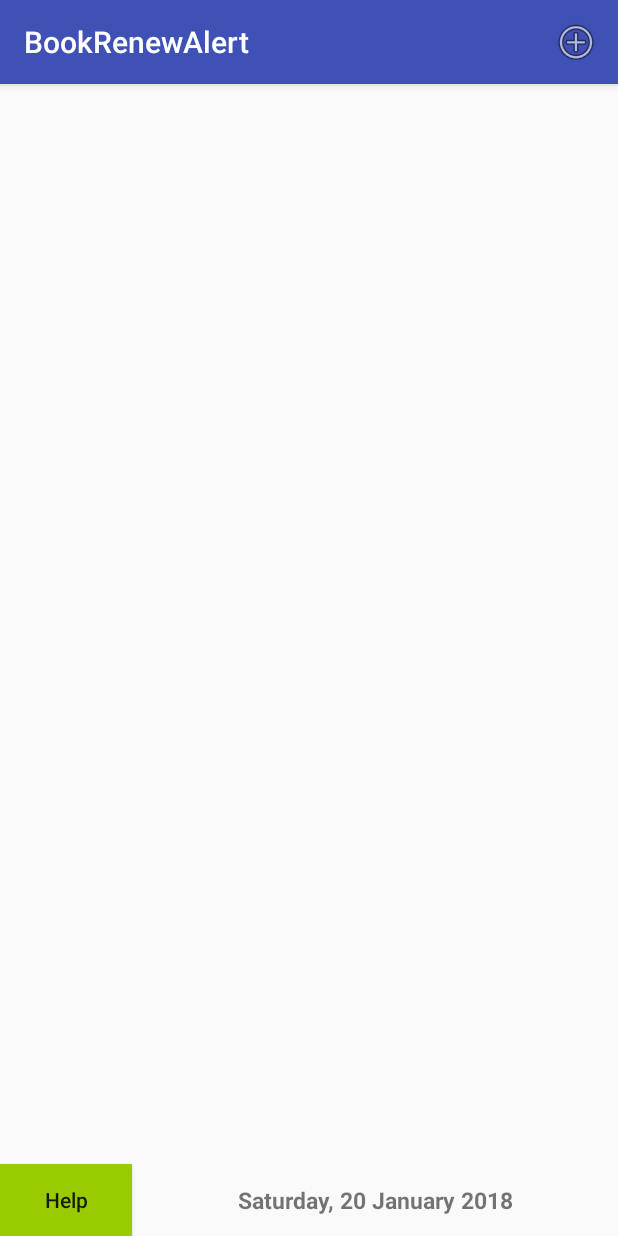
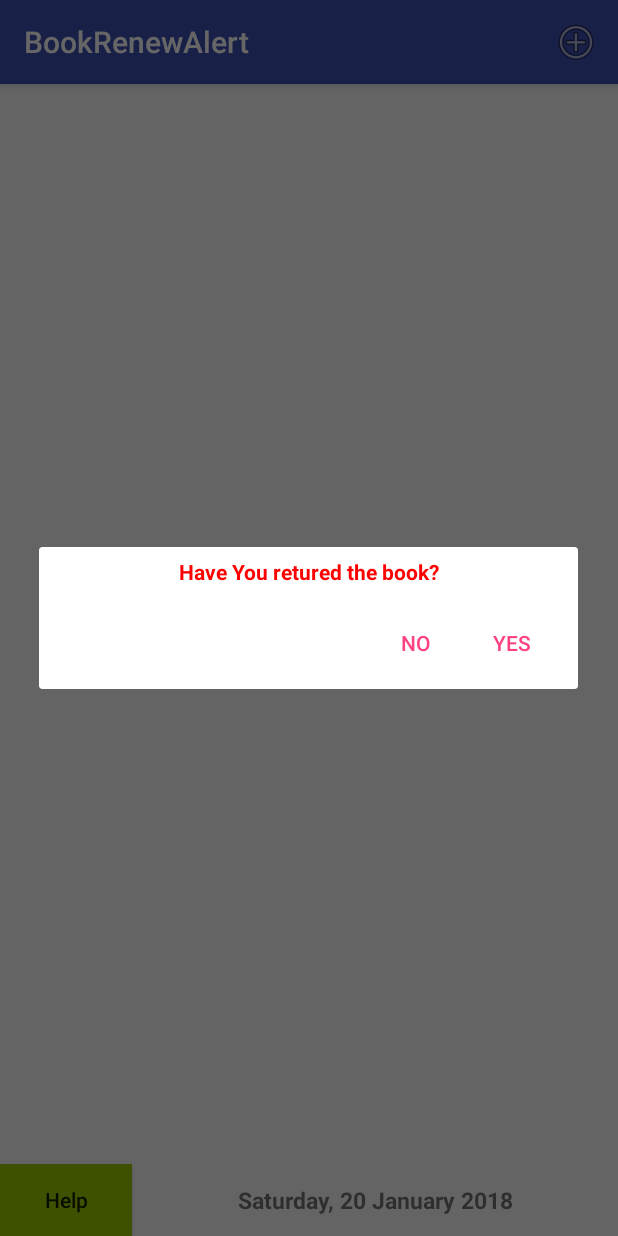
Before and after one commit to imad062/BookRenewAlert, an Android app: the screen it shows after launch (MainActivity), after a tap on "Help", on a phone screen of 412 x 824 dp. Run offline under Robolectric (Android 15) with nearby library versions, the phone set to English and light mode, and no system bars; 1 statement that could not run was skipped.

Commit message:
Bug on item Buttons

```diff
--- a/app/src/main/java/com/example/imad/bookrenewalert/DatabaseHelper.java
+++ b/app/src/main/java/com/example/imad/bookrenewalert/DatabaseHelper.java
@@ -49,9 +49,16 @@ class DatabaseHelper extends SQLiteOpenHelper {
 
     public Cursor getAllData()
     {
+        SQLiteDatabase db = this.getReadableDatabase();
+
+        Cursor data = db.rawQuery(" SELECT * FROM " + databaseTableName, null);
+        return data;
+    }
+
+    public void deleteData(String bookName)
+    {
         SQLiteDatabase db = this.getWritableDatabase();
 
-        Cursor data = db.rawQuery(" GET * FROM " + databaseTableName, null);
-        return data;
+        db.delete(databaseTableName, " name = ? ", new String[]{bookName});
     }
 }
--- a/app/src/main/java/com/example/imad/bookrenewalert/MainActivity.java
+++ b/app/src/main/java/com/example/imad/bookrenewalert/MainActivity.java
@@ -3,6 +3,8 @@ package com.example.imad.bookrenewalert;
 import android.app.AlertDialog;
 import android.app.Dialog;
 import android.content.DialogInterface;
+import android.database.Cursor;
+import android.graphics.Color;
 import android.graphics.Typeface;
 import android.support.v7.app.AppCompatActivity;
 import android.os.Bundle;
@@ -11,27 +13,78 @@ import android.view.Gravity;
 import android.view.Menu;
 import android.view.MenuItem;
 import android.view.View;
+import android.widget.AdapterView;
+import android.widget.ArrayAdapter;
+import android.widget.Button;
 import android.widget.DatePicker;
 import android.widget.EditText;
+import android.widget.ListView;
 import android.widget.TextView;
 import android.widget.Toast;
 
 import java.text.SimpleDateFormat;
+import java.util.ArrayList;
 import java.util.Calendar;
 import java.util.Locale;
 
 public class MainActivity extends AppCompatActivity {
 
     DatabaseHelper database;
+    ArrayAdapter<String> arrayAdapter;
+
+    ListView listView;
+    Button deleteBook, renewBook;
 
     @Override
     protected void onCreate(Bundle savedInstanceState) {
         super.onCreate(savedInstanceState);
         setContentView(R.layout.activity_main);
 
+        database = new DatabaseHelper(this);
+        listView = (ListView) findViewById(R.id.listview);
+
+        //TODO:Bug on onClickListener for delete in ListView item
+        deleteBook = (Button) findViewById(R.id.btn_delete_book);
+        deleteBook.setOnClickListener(new View.OnClickListener() {
+            @Override
+            public void onClick(View v) {
+                Log.d("LetMeDelete", "here");
+                final View view1 = v;
+
+                AlertDialog.Builder builder = new AlertDialog.Builder(getBaseContext());
+
+                TextView textView = new TextView(getApplicationContext());
+                textView.setText("Have You retured the book?");
+                textView.setPadding(10,10,10,10);
+                textView.setGravity(Gravity.CENTER);
+                textView.setTypeface(null, Typeface.BOLD);
+                textView.setTextAlignment(View.TEXT_ALIGNMENT_CENTER);
+                textView.setTextColor(Color.RED);
+
+                builder.setCustomTitle(textView)
+                        .setPositiveButton("Yes", new DialogInterface.OnClickListener() {
+                            @Override
+                            public void onClick(DialogInterface dialog, int which) {
+                                View parent = (View) view1.getParent();
+                                TextView bookname = (TextView) parent.findViewById(R.id.txt_bookname_listview);
+                                String bookName = bookname.getText().toString();
+                                database.deleteData(bookName);
+                                updateListView(database.getAllData());
+                            }
+                        })
+                        .setNegativeButton("No", new DialogInterface.OnClickListener() {
+                            @Override
+                            public void onClick(DialogInterface dialog, int which) {
+
+                            }
+                        }).create().show();
+            }
+        });
+
+
         showCurrentDate();
+        updateListView(database.getAllData());
 
-        database = new DatabaseHelper(this);
     }
 
     @Override
@@ -56,6 +109,7 @@ public class MainActivity extends AppCompatActivity {
         }
     }
 
+    //Add book in the database
     public void clickedOnAddBookMenuItem()
     {
 
@@ -85,6 +139,7 @@ public class MainActivity extends AppCompatActivity {
 
                         Log.d("AlertOnClick", "Bookname = " + bookName + " issueDate = " + issueDate + " renewdate = " + renewDate);
                         database.insertData(bookName, issueDate, renewDate);
+                        updateListView(database.getAllData());
 
                     }
                 })
@@ -110,15 +165,20 @@ public class MainActivity extends AppCompatActivity {
         final AlertDialog alertDialog = alert.create();
         alertDialog.show();
 
+        //Get the textview and datepicker inside the alertdialog
         final TextView currentDateSet = alertDialog.findViewById(R.id.txt_currentDate_alertdialog);
         final DatePicker datePicker = alertDialog.findViewById(R.id.datePicker_alertdialog);
 
+        //get current date to initialize the datepicker
         final Calendar calendar = Calendar.getInstance();
         final int year = calendar.get(Calendar.YEAR);
         final int dmonth = calendar.get(Calendar.DAY_OF_MONTH);
         final int month = calendar.get(Calendar.MONTH);
 
+        //datepicker initializer
         datePicker.init(year, month, dmonth, new DatePicker.OnDateChangedListener() {
+
+            //set the textview on the current set date
             @Override
             public void onDateChanged(DatePicker view, int year, int monthOfYear, int dayOfMonth) {
 
@@ -127,11 +187,10 @@ public class MainActivity extends AppCompatActivity {
 
             }
         });
-
-
     }
 
-    public void clickedOnRenewedBookListviewItem()
+    //click listener for book renewed button
+    public void clickedRenew(View view)
     {
         AlertDialog.Builder builder = new AlertDialog.Builder(this);
 
@@ -158,6 +217,41 @@ public class MainActivity extends AppCompatActivity {
 
     }
 
+    public void clickedDelete(View view)
+    {
+        Log.d("LetMeDelete", "here");
+        final View view1 = view;
+
+        AlertDialog.Builder builder = new AlertDialog.Builder(this);
+
+        TextView textView = new TextView(getApplicationContext());
+        textView.setText("Have You retured the book?");
+        textView.setPadding(10,10,10,10);
+        textView.setGravity(Gravity.CENTER);
+        textView.setTypeface(null, Typeface.BOLD);
+        textView.setTextAlignment(View.TEXT_ALIGNMENT_CENTER);
+        textView.setTextColor(Color.RED);
+
+        builder.setCustomTitle(textView)
+                .setPositiveButton("Yes", new DialogInterface.OnClickListener() {
+                    @Override
+                    public void onClick(DialogInterface dialog, int which) {
+                        View parent = (View) view1.getParent();
+                        TextView bookname = (TextView) parent.findViewById(R.id.txt_bookname_listview);
+                        String bookName = bookname.getText().toString();
+                        database.deleteData(bookName);
+                        updateListView(database.getAllData());
+                    }
+                })
+                .setNegativeButton("No", new DialogInterface.OnClickListener() {
+                    @Override
+                    public void onClick(DialogInterface dialog, int which) {
+
+                    }
+                }).create().show();
+    }
+
+    //gets current date in String form
     public String getCurrentDate()
     {
         int curDate;
@@ -169,6 +263,7 @@ public class MainActivity extends AppCompatActivity {
         curMonth = calendar.get(Calendar.MONTH);
         curYear = calendar.get(Calendar.YEAR);
 
+        //month is 0 indexed in calendar class
         int month = curMonth + 1;
 
         String string = "" + curDate + "-" + month + "-" + curYear;
@@ -178,6 +273,7 @@ public class MainActivity extends AppCompatActivity {
         return string;
     }
 
+    //shows current date with name of day and name of month in mainactivity
     public void showCurrentDate()
     {
         String curDate;
@@ -203,6 +299,7 @@ public class MainActivity extends AppCompatActivity {
         txtShowCurDate.setText(curDate);
     }
 
+    //get name of day from given input number of day
     public String getDayFromInput(int day)
     {
         String nameOfDay = null;
@@ -225,6 +322,7 @@ public class MainActivity extends AppCompatActivity {
         return nameOfDay;
     }
 
+    //get name of month from given number of month
     public String getMonthFromInput(int month)
     {
         String nameOfMonth = null;
@@ -257,4 +355,31 @@ public class MainActivity extends AppCompatActivity {
         return nameOfMonth;
     }
 
+    //updates listview in mainactivity
+    public void updateListView(Cursor data)
+    {
+        ArrayList<String> arrayList = new ArrayList<>();
+
+        while (data.moveToNext())
+        {
+            arrayList.add(data.getString(1));
+        }
+        if(arrayAdapter == null)
+        {
+            arrayAdapter = new ArrayAdapter<String>(getApplicationContext(),R.layout.item_book_name,R.id.txt_bookname_listview, arrayList);
+            listView.setAdapter(arrayAdapter);
+        }
+        else
+        {
+            arrayAdapter.clear();
+            arrayAdapter.addAll();
+            arrayAdapter.notifyDataSetChanged();
+            arrayAdapter = new ArrayAdapter<String>(getApplicationContext(), R.layout.item_book_name, R.id.txt_bookname_listview, arrayList);
+            listView.setAdapter(arrayAdapter);
+        }
+
+        data.close();
+        database.close();
+    }
+
 }
--- a/app/src/main/res/layout/activity_main.xml
+++ b/app/src/main/res/layout/activity_main.xml
@@ -1,11 +1,9 @@
 <?xml version="1.0" encoding="utf-8"?>
 <RelativeLayout
     xmlns:android="http://schemas.android.com/apk/res/android"
-    xmlns:app="http://schemas.android.com/apk/res-auto"
-    xmlns:tools="http://schemas.android.com/tools"
     android:layout_width="match_parent"
     android:layout_height="match_parent"
-    tools:context="com.example.imad.bookrenewalert.MainActivity">
+    >
 
 
     <Button
@@ -17,7 +15,7 @@
         android:text="Help"
         android:background="@android:color/holo_green_light"
         android:textAllCaps="false"
-        android:onClick="helpClicked"
+        android:onClick="clickedDelete"
         />
 
     <TextView
@@ -25,7 +23,7 @@
         android:layout_width="wrap_content"
         android:layout_height="wrap_content"
         android:layout_alignParentBottom="true"
-        android:text="shows the current set renew date"
+        android:text="shows current date"
         android:layout_alignParentEnd="true"
         android:layout_toEndOf="@+id/button2"
         android:layout_alignTop="@+id/button2"
```
Also changed, not shown: app/src/main/res/layout/item_book_name.xml (+17 -4 lines).
